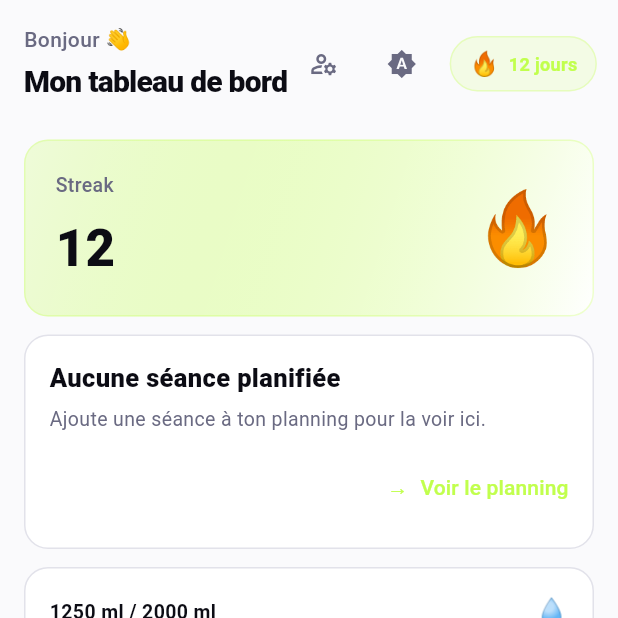
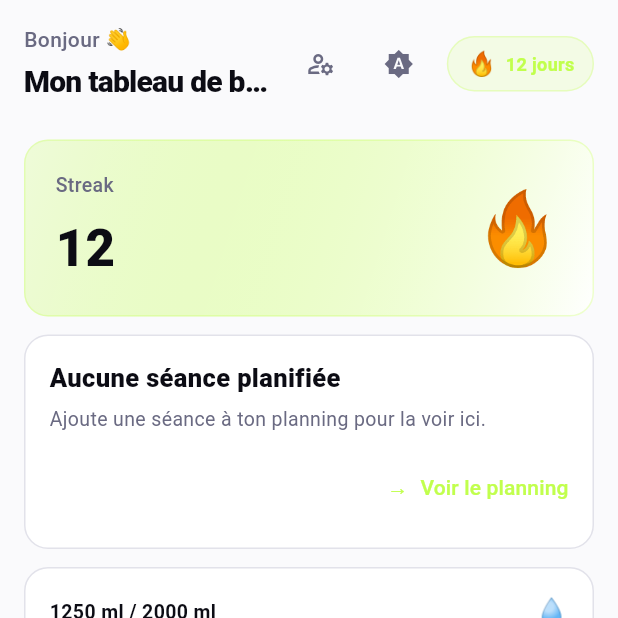
Before and after one commit to gardaistheo/fitnesspro, a Flutter app: the DashboardScreen screen opened directly, on a phone screen of 412 x 824 dp, the top half of it. Run offline on Flutter 3.47's test engine with Material 3 defaults, Android fonts, the phone set to English and light mode, and no system bars; our stand-ins replace shared_preferences, youtube_player_flutter; missing offline and left inert: purchases_flutter, purchases_ui_flutter; accounts and stored records are empty; network calls fail.

Commit message:
fix dashboard overflow

```diff
--- a/mobile/lib/screens/dashboard/dashboard_screen.dart
+++ b/mobile/lib/screens/dashboard/dashboard_screen.dart
@@ -48,7 +48,8 @@ class _DashboardScreenState extends State<DashboardScreen> {
               Row(
                 mainAxisAlignment: MainAxisAlignment.spaceBetween,
                 children: [
-                  Column(
+                  Flexible(
+                    child: Column(
                       crossAxisAlignment: CrossAxisAlignment.start,
                       children: [
                         Text(
@@ -68,10 +69,14 @@ class _DashboardScreenState extends State<DashboardScreen> {
                             fontWeight: FontWeight.w900,
                             letterSpacing: -0.5,
                           ),
+                          overflow: TextOverflow.ellipsis,
                         ),
                       ],
                     ),
+                  ),
+                  const SizedBox(width: 8),
                   Row(
+                    mainAxisSize: MainAxisSize.min,
                     children: [
                       _buildAccountMenu(context, colors),
                       const SizedBox(width: 4),
@@ -90,6 +95,7 @@ class _DashboardScreenState extends State<DashboardScreen> {
                           borderRadius: BorderRadius.circular(999),
                         ),
                         child: Row(
+                          mainAxisSize: MainAxisSize.min,
                           children: [
                             const Text('🔥', style: TextStyle(fontSize: 16)),
                             const SizedBox(width: 6),
```
Lines whose indentation alone changed are shown as unchanged.
